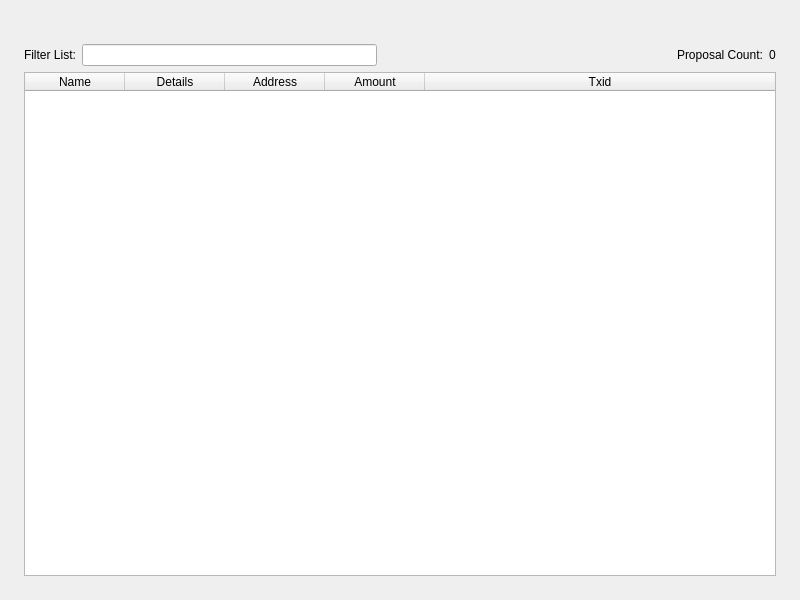
Before: the Qt Designer form src/qt/forms/offchaingovernance.ui in koifinance/NixCore, drawn with Qt 5.
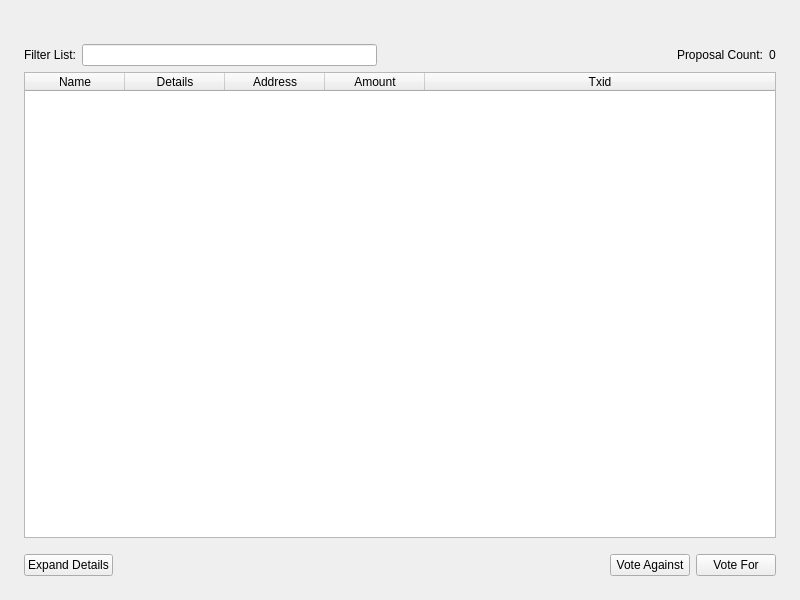
After: the same form once the commit is applied.

```diff
--- a/src/qt/forms/offchaingovernance.ui
+++ b/src/qt/forms/offchaingovernance.ui
@@ -144,6 +144,47 @@
          </column>
         </widget>
        </item>
+       <item>
+        <layout class="QHBoxLayout" name="horizontalLayout">
+         <property name="topMargin">
+          <number>10</number>
+         </property>
+         <item>
+          <widget class="QPushButton" name="expandProposalButton">
+           <property name="text">
+            <string>Expand Details</string>
+           </property>
+          </widget>
+         </item>
+         <item>
+          <spacer name="horizontalSpacer">
+           <property name="orientation">
+            <enum>Qt::Horizontal</enum>
+           </property>
+           <property name="sizeHint" stdset="0">
+            <size>
+             <width>40</width>
+             <height>20</height>
+            </size>
+           </property>
+          </spacer>
+         </item>
+         <item>
+          <widget class="QPushButton" name="voteAgainstButton">
+           <property name="text">
+            <string>Vote Against</string>
+           </property>
+          </widget>
+         </item>
+         <item>
+          <widget class="QPushButton" name="voteForButton">
+           <property name="text">
+            <string>Vote For</string>
+           </property>
+          </widget>
+         </item>
+        </layout>
+       </item>
       </layout>
      </item>
     </layout>
```
Left out of the diff: 2 changed lines with no effect on the pictures.
